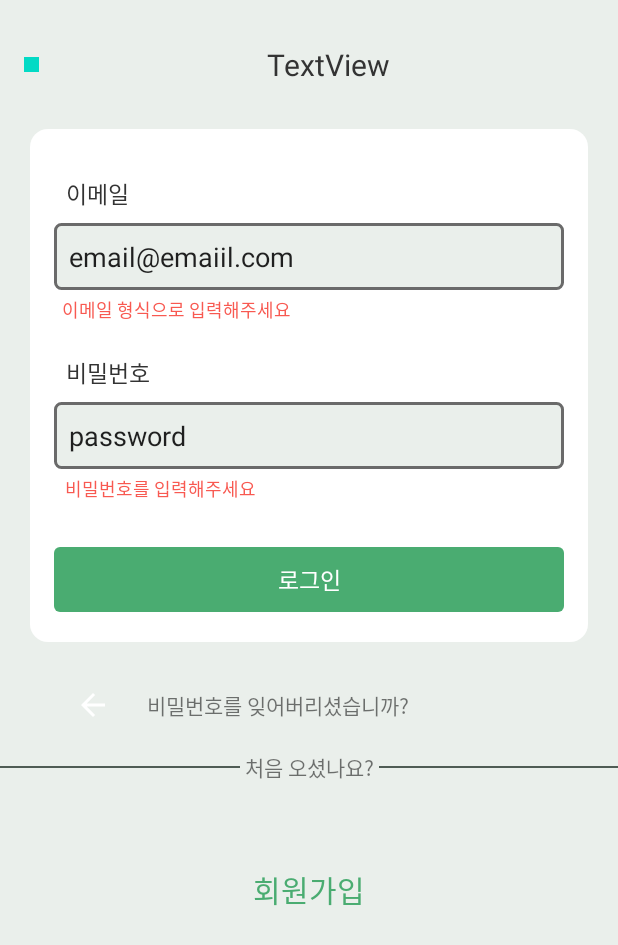
After one commit to CapstoneDesign2020/Soundee-Android, an Android app: the layout activity_login.xml on its own in the app's theme, with its tools: preview values and no code run, on a phone screen of 412 x 824 dp. The commit adds this screen. Shown: the top 945 px of the screen. Run offline under Robolectric (Android 15) with nearby library versions, the phone set to English and light mode, and no system bars.

Commit message:
[login] View baseline

```diff
--- /dev/null
+++ b/app/src/main/java/com/soundee/soundee/login/LoginActivity.kt
@@ -0,0 +1,76 @@
+package com.soundee.soundee.login
+
+import androidx.appcompat.app.AppCompatActivity
+import android.os.Bundle
+import android.text.Editable
+import android.text.TextWatcher
+import android.view.View
+import com.soundee.soundee.R
+import kotlinx.android.synthetic.main.actionbar_all_gotoback.*
+import kotlinx.android.synthetic.main.activity_login.*
+
+class LoginActivity : AppCompatActivity() {
+    override fun onCreate(savedInstanceState: Bundle?) {
+        super.onCreate(savedInstanceState)
+        setContentView(R.layout.activity_login)
+
+        txt_actionbar_name.text = "로그인"
+
+        edt_login_email.setOnFocusChangeListener() { view, b -> haveFocus(view, b) }
+        edt_login_password.setOnFocusChangeListener() { view, b -> haveFocus(view, b) }
+
+        edt_login_email.addTextChangedListener(textWatcher)
+        edt_login_password.addTextChangedListener(textWatcher)
+    }
+
+    private val textWatcher = object : TextWatcher {
+        override fun afterTextChanged(s: Editable?) {
+        }
+
+        override fun beforeTextChanged(s: CharSequence?, start: Int, count: Int, after: Int) {
+
+        }
+
+        override fun onTextChanged(s: CharSequence?, start: Int, before: Int, count: Int) {
+            checkEmailPassword()
+        }
+    }
+
+
+    private fun haveFocus(view: View, b: Boolean) {
+        if (b) view.setBackgroundResource(R.drawable.border_green_line_4)
+        else view.setBackgroundResource(R.drawable.border_gray_line_4)
+    }
+
+    private fun activeLoginButton(b: Boolean) {
+        if (b) {
+            btn_login_login.setBackgroundResource(R.drawable.border_green_fill_4)
+            btn_login_login.setTextColor(getColor(R.color.colorWhite))
+            btn_login_login.isEnabled = true
+        } else {
+            btn_login_login.setBackgroundResource(R.drawable.border_green_line_4)
+            btn_login_login.setTextColor(getColor(R.color.colorTextBlack))
+            btn_login_login.isEnabled = false
+        }
+    }
+
+    private fun checkEmailPassword() {
+
+        if (android.util.Patterns.EMAIL_ADDRESS.matcher(edt_login_email.text).matches() && edt_login_password.text.toString().isNotEmpty()) {
+            activeLoginButton(true)
+        }
+
+        if (android.util.Patterns.EMAIL_ADDRESS.matcher(edt_login_email.text).matches()) txt_login_check_email.visibility = View.INVISIBLE
+        else {
+            txt_login_check_email.visibility = View.VISIBLE
+            activeLoginButton(false)
+        }
+
+        if (edt_login_password.text.isNotEmpty()) txt_login_check_password.visibility = View.INVISIBLE
+        else {
+            txt_login_check_password.visibility = View.VISIBLE
+            activeLoginButton(false)
+        }
+
+    }
+}
--- /dev/null
+++ b/app/src/main/res/drawable/border_gray_line_4.xml
@@ -0,0 +1,8 @@
+<?xml version="1.0" encoding="utf-8"?>
+<shape xmlns:android="http://schemas.android.com/apk/res/android"
+    android:shape="rectangle">
+    <solid android:color="@color/colorBackgroundGreen"/>
+    <stroke android:width="2dp"
+        android:color="@color/colorButtonGray"/>
+    <corners android:radius="4dp"/>
+</shape>
--- /dev/null
+++ b/app/src/main/res/drawable/border_green_fill_4.xml
@@ -0,0 +1,7 @@
+<?xml version="1.0" encoding="utf-8"?>
+<shape xmlns:android="http://schemas.android.com/apk/res/android"
+    android:shape="rectangle">
+    <solid android:color="@color/colorPointGreen"/>
+    <corners android:radius="4dp"/>
+
+</shape>
--- /dev/null
+++ b/app/src/main/res/drawable/border_green_line_4.xml
@@ -0,0 +1,9 @@
+<?xml version="1.0" encoding="utf-8"?>
+<shape xmlns:android="http://schemas.android.com/apk/res/android"
+    android:shape="rectangle">
+    <solid android:color="@color/colorBackgroundGreen"/>
+    <stroke android:color="@color/colorPointGreen"
+        android:width="2dp"/>
+    <corners android:radius="4dp"/>
+
+</shape>
--- /dev/null
+++ b/app/src/main/res/drawable/border_white_12.xml
@@ -0,0 +1,6 @@
+<?xml version="1.0" encoding="utf-8"?>
+<shape xmlns:android="http://schemas.android.com/apk/res/android"
+    android:shape="rectangle">
+    <solid android:color="@color/colorWhite"/>
+    <corners android:radius="12dp"/>
+</shape>
--- /dev/null
+++ b/app/src/main/res/layout/actionbar_all_gotoback.xml
@@ -0,0 +1,32 @@
+<?xml version="1.0" encoding="utf-8"?>
+<androidx.constraintlayout.widget.ConstraintLayout xmlns:android="http://schemas.android.com/apk/res/android"
+    xmlns:app="http://schemas.android.com/apk/res-auto"
+    xmlns:tools="http://schemas.android.com/tools"
+    android:layout_width="match_parent"
+    android:layout_height="wrap_content">
+
+    <TextView
+        android:id="@+id/txt_actionbar_name"
+        android:layout_width="wrap_content"
+        android:layout_height="wrap_content"
+        android:text="TextView"
+        android:textColor="@color/colorTextBlack"
+        android:textSize="20dp"
+        app:layout_constraintBottom_toBottomOf="@+id/imageView"
+        app:layout_constraintEnd_toEndOf="parent"
+        app:layout_constraintStart_toEndOf="@+id/imageView"
+        app:layout_constraintTop_toTopOf="@+id/imageView" />
+
+    <ImageView
+        android:id="@+id/imageView"
+        android:layout_width="10dp"
+        android:layout_height="10dp"
+        android:layout_marginStart="16dp"
+        android:layout_marginTop="38dp"
+        android:layout_marginBottom="18dp"
+        android:src="@color/colorAccent"
+        app:layout_constraintBottom_toBottomOf="parent"
+        app:layout_constraintStart_toStartOf="parent"
+        app:layout_constraintTop_toTopOf="parent" />
+
+</androidx.constraintlayout.widget.ConstraintLayout>
--- /dev/null
+++ b/app/src/main/res/layout/activity_login.xml
@@ -0,0 +1,190 @@
+<?xml version="1.0" encoding="utf-8"?>
+<androidx.constraintlayout.widget.ConstraintLayout xmlns:android="http://schemas.android.com/apk/res/android"
+    xmlns:app="http://schemas.android.com/apk/res-auto"
+    xmlns:tools="http://schemas.android.com/tools"
+    android:layout_width="match_parent"
+    android:layout_height="match_parent"
+    android:background="@color/colorBackgroundGreen"
+    tools:context=".login.LoginActivity">
+
+    <include
+        android:id="@+id/include"
+        layout="@layout/actionbar_all_gotoback"
+        app:layout_constraintEnd_toEndOf="parent"
+        app:layout_constraintStart_toStartOf="parent"
+        app:layout_constraintTop_toTopOf="parent" />
+
+    <androidx.constraintlayout.widget.ConstraintLayout
+        android:id="@+id/constraintLayout"
+        android:layout_width="match_parent"
+        android:layout_height="wrap_content"
+        android:layout_marginHorizontal="10dp"
+        android:layout_marginStart="20dp"
+        android:layout_marginTop="20dp"
+        android:layout_marginEnd="20dp"
+        android:background="@drawable/border_white_12"
+        app:layout_constraintEnd_toEndOf="parent"
+        app:layout_constraintStart_toStartOf="parent"
+        app:layout_constraintTop_toBottomOf="@+id/include">
+
+        <TextView
+            android:id="@+id/txt_login_email"
+            android:layout_width="wrap_content"
+            android:layout_height="wrap_content"
+            android:layout_marginStart="8dp"
+            android:layout_marginTop="31dp"
+            android:text="이메일"
+            android:textColor="@color/colorTextBlack"
+            android:textSize="15dp"
+            app:layout_constraintStart_toStartOf="@+id/edt_login_email"
+            app:layout_constraintTop_toTopOf="parent" />
+
+        <EditText
+            android:id="@+id/edt_login_email"
+            android:layout_width="0dp"
+            android:layout_height="wrap_content"
+            android:layout_marginStart="16dp"
+            android:layout_marginTop="8dp"
+            android:layout_marginEnd="16dp"
+            android:background="@drawable/border_gray_line_4"
+            android:ems="10"
+            android:inputType="textEmailSubject"
+            android:paddingHorizontal="10dp"
+            android:paddingVertical="10dp"
+            android:text="email@emaiil.com"
+            app:layout_constraintEnd_toEndOf="parent"
+            app:layout_constraintStart_toStartOf="parent"
+            app:layout_constraintTop_toBottomOf="@+id/txt_login_email" />
+
+        <TextView
+            android:id="@+id/txt_login_password"
+            android:layout_width="wrap_content"
+            android:layout_height="wrap_content"
+            android:layout_marginStart="8dp"
+            android:layout_marginTop="21dp"
+            android:text="비밀번호"
+            android:textColor="@color/colorTextBlack"
+            android:textSize="15dp"
+            app:layout_constraintStart_toStartOf="@+id/edt_login_email"
+            app:layout_constraintTop_toBottomOf="@+id/txt_login_check_email" />
+
+        <EditText
+            android:id="@+id/edt_login_password"
+            android:layout_width="0dp"
+            android:layout_height="wrap_content"
+            android:layout_marginTop="8dp"
+            android:layout_marginEnd="16dp"
+            android:background="@drawable/border_gray_line_4"
+            android:ems="10"
+            android:inputType="textEmailSubject"
+            android:paddingHorizontal="10dp"
+            android:paddingVertical="10dp"
+            android:text="password"
+            app:layout_constraintEnd_toEndOf="parent"
+            app:layout_constraintStart_toStartOf="@+id/edt_login_email"
+            app:layout_constraintTop_toBottomOf="@+id/txt_login_password" />
+
+        <TextView
+            android:id="@+id/txt_login_check_email"
+            android:layout_width="wrap_content"
+            android:layout_height="wrap_content"
+            android:layout_marginStart="5dp"
+            android:layout_marginTop="4dp"
+            android:enabled="false"
+            android:includeFontPadding="false"
+            android:text="이메일 형식으로 입력해주세요"
+            android:textColor="@color/colorRed"
+            android:textSize="12dp"
+            app:layout_constraintStart_toStartOf="@+id/edt_login_email"
+            app:layout_constraintTop_toBottomOf="@+id/edt_login_email" />
+
+        <TextView
+            android:id="@+id/txt_login_check_password"
+            android:layout_width="wrap_content"
+            android:layout_height="wrap_content"
+            android:layout_marginStart="7dp"
+            android:layout_marginTop="4dp"
+            android:enabled="false"
+            android:includeFontPadding="false"
+            android:text="비밀번호를 입력해주세요"
+            android:textColor="@color/colorRed"
+            android:textSize="12dp"
+            app:layout_constraintStart_toStartOf="@+id/edt_login_password"
+            app:layout_constraintTop_toBottomOf="@+id/edt_login_password" />
+
+        <TextView
+            android:id="@+id/btn_login_login"
+            android:layout_width="0dp"
+            android:layout_height="wrap_content"
+            android:layout_marginTop="30dp"
+            android:layout_marginBottom="20dp"
+            android:background="@drawable/border_green_fill_4"
+            android:gravity="center"
+            android:paddingHorizontal="10dp"
+            android:paddingVertical="10dp"
+            android:text="로그인"
+            android:textColor="@color/colorWhite"
+            android:textSize="15dp"
+            app:layout_constraintBottom_toBottomOf="parent"
+            app:layout_constraintEnd_toEndOf="@+id/edt_login_password"
+            app:layout_constraintStart_toStartOf="@+id/edt_login_password"
+            app:layout_constraintTop_toBottomOf="@+id/txt_login_check_password" />
+
+    </androidx.constraintlayout.widget.ConstraintLayout>
+
+    <ImageView
+        android:id="@+id/imageView2"
+        android:layout_width="wrap_content"
+        android:layout_height="wrap_content"
+        android:layout_marginStart="30dp"
+        android:layout_marginTop="30dp"
+        app:layout_constraintStart_toStartOf="@+id/constraintLayout"
+        app:layout_constraintTop_toBottomOf="@+id/constraintLayout"
+        app:srcCompat="@drawable/abc_vector_test" />
+
+    <TextView
+        android:id="@+id/txt_login_forget_password"
+        android:layout_width="wrap_content"
+        android:layout_height="wrap_content"
+        android:layout_marginStart="24dp"
+        android:text="비밀번호를 잊어버리셨습니까?"
+        app:layout_constraintBottom_toBottomOf="@+id/imageView2"
+        app:layout_constraintStart_toEndOf="@+id/imageView2"
+        app:layout_constraintTop_toTopOf="@+id/imageView2" />
+
+    <ImageView
+        android:id="@+id/imageView3"
+        android:layout_width="match_parent"
+        android:layout_height="1dp"
+        android:layout_marginTop="30dp"
+        app:layout_constraintEnd_toEndOf="parent"
+        app:layout_constraintStart_toStartOf="parent"
+        app:layout_constraintTop_toBottomOf="@+id/txt_login_forget_password"
+        app:srcCompat="@color/colorGray" />
+
+    <TextView
+        android:id="@+id/textView8"
+        android:layout_width="wrap_content"
+        android:layout_height="wrap_content"
+        android:background="@color/colorBackgroundGreen"
+        android:paddingHorizontal="3dp"
+        android:text="처음 오셨나요?"
+        app:layout_constraintBottom_toBottomOf="@+id/imageView3"
+        app:layout_constraintEnd_toEndOf="parent"
+        app:layout_constraintStart_toStartOf="parent"
+        app:layout_constraintTop_toTopOf="@+id/imageView3" />
+
+    <TextView
+        android:id="@+id/btn_login_signup"
+        android:layout_width="wrap_content"
+        android:layout_height="wrap_content"
+        android:layout_marginTop="56dp"
+        android:text="회원가입"
+        android:textColor="@color/colorPointGreen"
+        android:textSize="20dp"
+        app:layout_constraintEnd_toEndOf="parent"
+        app:layout_constraintStart_toStartOf="parent"
+        app:layout_constraintTop_toBottomOf="@+id/textView8" />
+
+
+</androidx.constraintlayout.widget.ConstraintLayout>
--- a/app/src/main/res/values/colors.xml
+++ b/app/src/main/res/values/colors.xml
@@ -5,5 +5,12 @@
     <color name="colorAccent">#03DAC5</color>
 
     <color name="colorPointGreen">#4AAC71</color>
+    <color name="colorBackgroundGreen">#EAEFEB</color>
+    <color name="colorGray">#4F5C54</color>
+    <color name="colorWhite">#FFFFFF</color>
+    <color name="colorUnderLineGray">#EAEFEB</color>
+    <color name="colorTextBlack">#333333</color>
+    <color name="colorRed">#F85951</color>
+    <color name="colorButtonGray">#6A6A6A</color>
 
 </resources>
```
Also changed, not shown: app/src/main/AndroidManifest.xml (+2 -11 lines).
